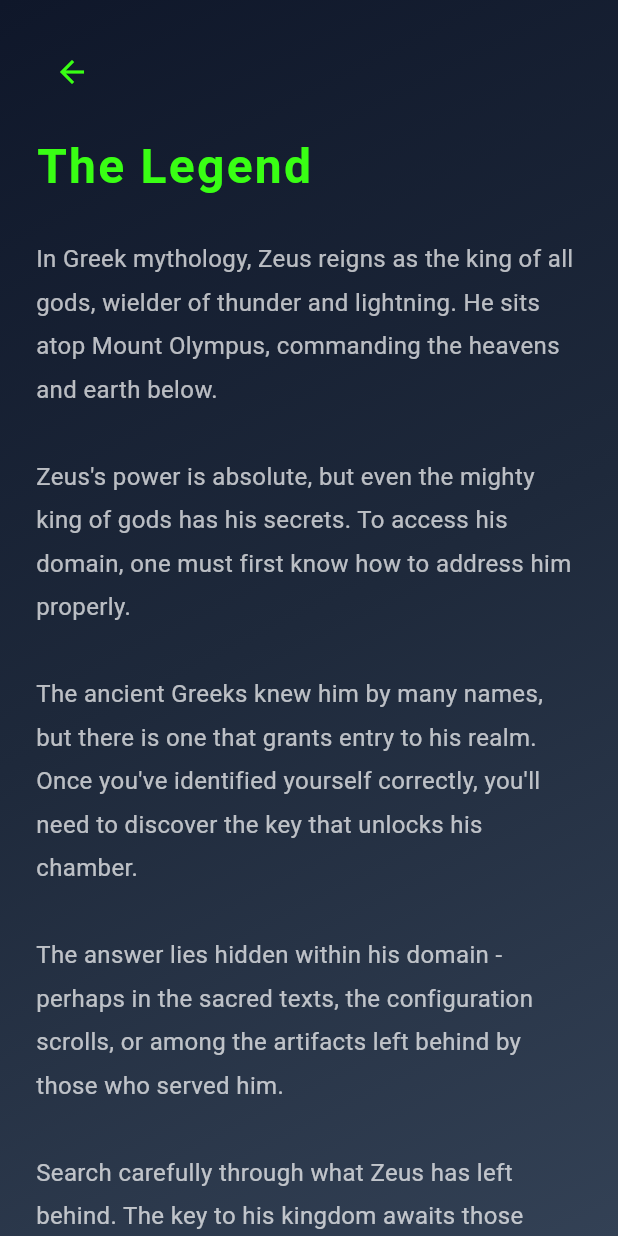
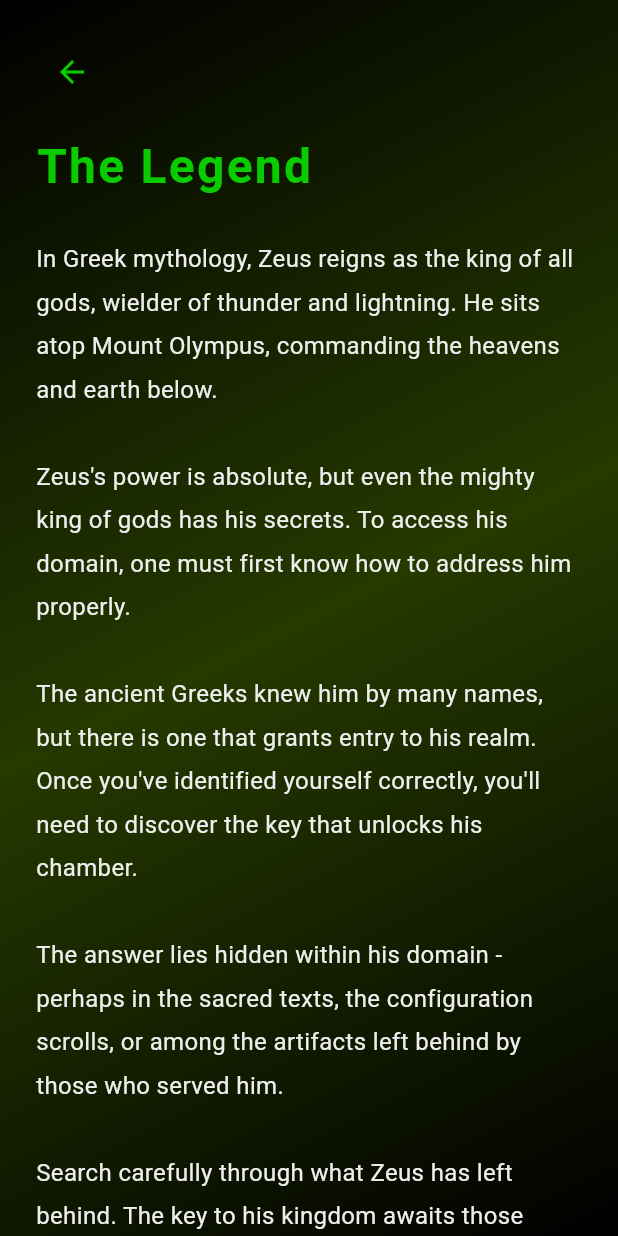
Before and after one commit to kavix/perseus, a Flutter app: the screen it shows after launch, after a tap on "Read the Legend", on a phone screen of 412 x 824 dp. Run offline on Flutter 3.47's test engine with Material 3 defaults, Android fonts, the phone set to English and light mode, and no system bars; our stand-ins replace sqflite; accounts and stored records are empty.

Commit message:
Update main.dart

```diff
--- a/lib/main.dart
+++ b/lib/main.dart
@@ -28,10 +28,18 @@ class MyApp extends StatelessWidget {
       title: 'MEDUSA CTF',
       debugShowCheckedModeBanner: false,
       theme: ThemeData(
-        colorScheme: ColorScheme.fromSeed(
-          seedColor: const Color(0xFF39FF14), // Neon green
+        colorScheme: const ColorScheme(
           brightness: Brightness.dark,
+          primary: Color(0xFF08CB00),
+          onPrimary: Color(0xFF000000),
+          secondary: Color(0xFF253900),
+          onSecondary: Color(0xFFEEEEEE),
+          error: Colors.red,
+          onError: Color(0xFF000000),
+          surface: Color(0xFF000000),
+          onSurface: Color(0xFFEEEEEE),
         ),
+        scaffoldBackgroundColor: const Color(0xFF000000),
         useMaterial3: true,
       ),
       home: const LoginPage(),
@@ -185,9 +193,9 @@ class _LoginPageState extends State<LoginPage> with TickerProviderStateMixin {
             begin: Alignment.topLeft,
             end: Alignment.bottomRight,
             colors: [
-              Color(0xFF0F172A),
-              Color(0xFF1E293B),
-              Color(0xFF334155),
+              Color(0xFF000000),
+              Color(0xFF253900),
+              Color(0xFF000000),
             ],
           ),
         ),
@@ -217,7 +225,7 @@ class _LoginPageState extends State<LoginPage> with TickerProviderStateMixin {
                             decoration: BoxDecoration(
                               boxShadow: [
                                 BoxShadow(
-                                  color: const Color(0xFF39FF14).withValues(alpha: (_glowAnimation.value * 0.5).clamp(0,1)),
+                                  color: const Color(0xFF08CB00).withValues(alpha: (_glowAnimation.value * 0.5).clamp(0,1)),
                                   blurRadius: 30,
                                   spreadRadius: 10,
                                 ),
@@ -246,7 +254,7 @@ class _LoginPageState extends State<LoginPage> with TickerProviderStateMixin {
                       style: TextStyle(
                         fontSize: 28,
                         fontWeight: FontWeight.bold,
-                        color: Color(0xFF39FF14),
+                        color: Color(0xFF08CB00),
                         letterSpacing: 1.5,
                       ),
                       textAlign: TextAlign.center,
@@ -259,7 +267,7 @@ class _LoginPageState extends State<LoginPage> with TickerProviderStateMixin {
                       'In ancient myth, Medusa\'s gaze turned warriors to stone.\nOnly the worthy may pass...',
                       style: TextStyle(
                         fontSize: 14,
-                        color: Colors.white70,
+                        color: Color(0xFFEEEEEE),
                         height: 1.5,
                       ),
                       textAlign: TextAlign.center,
@@ -278,7 +286,7 @@ class _LoginPageState extends State<LoginPage> with TickerProviderStateMixin {
                       child: const Text(
                         'Read the Legend',
                         style: TextStyle(
-                          color: Color(0xFF39FF14),
+                          color: Color(0xFF08CB00),
                           decoration: TextDecoration.underline,
                         ),
                       ),
@@ -296,18 +304,18 @@ class _LoginPageState extends State<LoginPage> with TickerProviderStateMixin {
                           TextFormField(
                             controller: _usernameController,
                             textInputAction: TextInputAction.next,
-                            style: const TextStyle(color: Colors.white),
+                            style: const TextStyle(color: Color(0xFFEEEEEE)),
                             decoration: InputDecoration(
                               labelText: 'Divine Name',
                               hintText: 'Enter your immortal name...',
                               hintStyle: const TextStyle(color: Colors.white30),
-                              labelStyle: const TextStyle(color: Color(0xFF39FF14)),
+                              labelStyle: const TextStyle(color: Color(0xFF08CB00)),
                               enabledBorder: OutlineInputBorder(
-                                borderSide: const BorderSide(color: Color(0xFF39FF14)),
+                                borderSide: const BorderSide(color: Color(0xFF08CB00)),
                                 borderRadius: BorderRadius.circular(8),
                               ),
                               focusedBorder: OutlineInputBorder(
-                                borderSide: const BorderSide(color: Color(0xFF39FF14), width: 2),
+                                borderSide: const BorderSide(color: Color(0xFF08CB00), width: 2),
                                 borderRadius: BorderRadius.circular(8),
                               ),
                               errorBorder: OutlineInputBorder(
@@ -318,7 +326,7 @@ class _LoginPageState extends State<LoginPage> with TickerProviderStateMixin {
                                 borderSide: const BorderSide(color: Colors.red, width: 2),
                                 borderRadius: BorderRadius.circular(8),
                               ),
-                              prefixIcon: const Icon(Icons.person, color: Color(0xFF39FF14)),
+                              prefixIcon: const Icon(Icons.person, color: Color(0xFF08CB00)),
                             ),
                             autofillHints: const [AutofillHints.username],
                             onFieldSubmitted: (_) => FocusScope.of(context).nextFocus(),
@@ -337,18 +345,18 @@ class _LoginPageState extends State<LoginPage> with TickerProviderStateMixin {
                             controller: _passwordController,
                             obscureText: _obscurePassword,
                             textInputAction: TextInputAction.done,
-                            style: const TextStyle(color: Colors.white),
+                            style: const TextStyle(color: Color(0xFFEEEEEE)),
                             decoration: InputDecoration(
                               labelText: 'Sacred Key',
                               hintText: 'Speak your secret words...',
                               hintStyle: const TextStyle(color: Colors.white30),
-                              labelStyle: const TextStyle(color: Color(0xFF39FF14)),
+                              labelStyle: const TextStyle(color: Color(0xFF08CB00)),
                               enabledBorder: OutlineInputBorder(
-                                borderSide: const BorderSide(color: Color(0xFF39FF14)),
+                                borderSide: const BorderSide(color: Color(0xFF08CB00)),
                                 borderRadius: BorderRadius.circular(8),
                               ),
                               focusedBorder: OutlineInputBorder(
-                                borderSide: const BorderSide(color: Color(0xFF39FF14), width: 2),
+                                borderSide: const BorderSide(color: Color(0xFF08CB00), width: 2),
                                 borderRadius: BorderRadius.circular(8),
                               ),
                               errorBorder: OutlineInputBorder(
@@ -359,12 +367,12 @@ class _LoginPageState extends State<LoginPage> with TickerProviderStateMixin {
                                 borderSide: const BorderSide(color: Colors.red, width: 2),
                                 borderRadius: BorderRadius.circular(8),
                               ),
-                              prefixIcon: const Icon(Icons.lock, color: Color(0xFF39FF14)),
+                              prefixIcon: const Icon(Icons.lock, color: Color(0xFF08CB00)),
                               suffixIcon: IconButton(
                                 onPressed: () => setState(() => _obscurePassword = !_obscurePassword),
                                 icon: Icon(
                                   _obscurePassword ? Icons.visibility : Icons.visibility_off,
-                                  color: const Color(0xFF39FF14),
+                                  color: const Color(0xFF08CB00),
                                 ),
                                 tooltip: _obscurePassword ? 'Show key' : 'Hide key',
                               ),
@@ -404,7 +412,7 @@ class _LoginPageState extends State<LoginPage> with TickerProviderStateMixin {
                               },
                               child: const Text(
                                 'Forgot the Sacred Key?',
-                                style: TextStyle(color: Color(0xFF39FF14)),
+                                style: TextStyle(color: Color(0xFF08CB00)),
                               ),
                             ),
                           ),
@@ -452,14 +460,14 @@ class _LoginPageState extends State<LoginPage> with TickerProviderStateMixin {
                                 gradient: LinearGradient(
                                   colors: _isLoading
                                       ? [Colors.grey, Colors.grey.shade800]
-                                      : [const Color(0xFF39FF14), const Color(0xFF2ECC11)],
+                                      : [const Color(0xFF08CB00), const Color(0xFF253900)],
                                 ),
                                 borderRadius: BorderRadius.circular(8),
                                 boxShadow: [
                                   BoxShadow(
                                     color: _isLoading
                                         ? Colors.transparent
-                                        : const Color(0xFF39FF14).withValues(alpha: 0.3),
+                                        : const Color(0xFF08CB00).withValues(alpha: 0.3),
                                     blurRadius: 10,
                                     spreadRadius: 2,
                                   ),
@@ -479,7 +487,7 @@ class _LoginPageState extends State<LoginPage> with TickerProviderStateMixin {
                                         width: 24,
                                         height: 24,
                                         child: CircularProgressIndicator(
-                                          color: Colors.white,
+                                          color: Color(0xFFEEEEEE),
                                           strokeWidth: 2,
                                         ),
                                       )
@@ -488,7 +496,7 @@ class _LoginPageState extends State<LoginPage> with TickerProviderStateMixin {
                                         style: TextStyle(
                                           fontSize: 16,
                                           fontWeight: FontWeight.bold,
-                                          color: Colors.black,
+                                          color: Color(0xFF000000),
                                           letterSpacing: 1.2,
                                         ),
                                       ),
@@ -561,9 +569,9 @@ class _FlagPageState extends State<FlagPage> with SingleTickerProviderStateMixin
             begin: Alignment.topLeft,
             end: Alignment.bottomRight,
             colors: [
-              Color(0xFF0F172A),
-              Color(0xFF1E293B),
-              Color(0xFF334155),
+              Color(0xFF000000),
+              Color(0xFF253900),
+              Color(0xFF000000),
             ],
           ),
         ),
@@ -585,10 +593,10 @@ class _FlagPageState extends State<FlagPage> with SingleTickerProviderStateMixin
                             height: 120,
                             decoration: BoxDecoration(
                               shape: BoxShape.circle,
-                              color: const Color(0xFF39FF14).withValues(alpha: 0.2),
+                              color: const Color(0xFF08CB00).withValues(alpha: 0.25),
                               boxShadow: [
                                 BoxShadow(
-                                  color: const Color(0xFF39FF14).withValues(alpha: 0.5),
+                                  color: const Color(0xFF08CB00).withValues(alpha: 0.55),
                                   blurRadius: 30,
                                   spreadRadius: 10,
                                 ),
@@ -597,7 +605,7 @@ class _FlagPageState extends State<FlagPage> with SingleTickerProviderStateMixin
                             child: const Icon(
                               Icons.check,
                               size: 80,
-                              color: Color(0xFF39FF14),
+                              color: Color(0xFF08CB00),
                             ),
                           ),
                         ),
@@ -611,7 +619,7 @@ class _FlagPageState extends State<FlagPage> with SingleTickerProviderStateMixin
                                 style: TextStyle(
                                   fontSize: 32,
                                   fontWeight: FontWeight.bold,
-                                  color: Color(0xFF39FF14),
+                                  color: Color(0xFF08CB00),
                                   letterSpacing: 1.5,
                                 ),
                               ),
@@ -620,7 +628,7 @@ class _FlagPageState extends State<FlagPage> with SingleTickerProviderStateMixin
                                 'The immortals have spoken. You are worthy...',
                                 style: TextStyle(
                                   fontSize: 16,
-                                  color: Colors.white70,
+                                  color: Color(0xFFEEEEEE),
                                   fontStyle: FontStyle.italic,
                                 ),
                                 textAlign: TextAlign.center,
@@ -632,12 +640,12 @@ class _FlagPageState extends State<FlagPage> with SingleTickerProviderStateMixin
                                   color: const Color.fromRGBO(0, 0, 0, 0.5),
                                   borderRadius: BorderRadius.circular(12),
                                   border: Border.all(
-                                    color: const Color(0xFF39FF14),
+                                    color: const Color(0xFF08CB00),
                                     width: 2,
                                   ),
                                   boxShadow: [
                                     BoxShadow(
-                                      color: const Color(0xFF39FF14).withValues(alpha: 0.3),
+                                      color: const Color(0xFF08CB00).withValues(alpha: 0.3),
                                       blurRadius: 20,
                                       spreadRadius: 2,
                                     ),
@@ -649,7 +657,7 @@ class _FlagPageState extends State<FlagPage> with SingleTickerProviderStateMixin
                                       'DIVINE DECREE:',
                                       style: TextStyle(
                                         fontSize: 14,
-                                        color: Color(0xFF39FF14),
+                                        color: Color(0xFF08CB00),
                                         letterSpacing: 2,
                                         fontWeight: FontWeight.bold,
                                       ),
@@ -660,7 +668,7 @@ class _FlagPageState extends State<FlagPage> with SingleTickerProviderStateMixin
                                       style: const TextStyle(
                                         fontSize: 20,
                                         fontFamily: 'Courier',
-                                        color: Colors.white,
+                                        color: Color(0xFFEEEEEE),
                                         fontWeight: FontWeight.bold,
                                       ),
                                       textAlign: TextAlign.center,
@@ -679,8 +687,8 @@ class _FlagPageState extends State<FlagPage> with SingleTickerProviderStateMixin
                                       icon: const Icon(Icons.copy),
                                       label: const Text('Copy Flag'),
                                       style: OutlinedButton.styleFrom(
-                                        foregroundColor: const Color(0xFF39FF14),
-                                        side: const BorderSide(color: Color(0xFF39FF14)),
+                                        foregroundColor: const Color(0xFF08CB00),
+                                        side: const BorderSide(color: Color(0xFF08CB00)),
                                       ),
                                     ),
                                   ],
@@ -694,8 +702,8 @@ class _FlagPageState extends State<FlagPage> with SingleTickerProviderStateMixin
                                 icon: const Icon(Icons.arrow_back),
                                 label: const Text('Return to Mortal Realm'),
                                 style: OutlinedButton.styleFrom(
-                                  foregroundColor: const Color(0xFF39FF14),
-                                  side: const BorderSide(color: Color(0xFF39FF14)),
+                                  foregroundColor: const Color(0xFF08CB00),
+                                  side: const BorderSide(color: Color(0xFF08CB00)),
                                   padding: const EdgeInsets.symmetric(
                                     horizontal: 24,
                                     vertical: 12,
@@ -737,9 +745,9 @@ class StoryPage extends StatelessWidget {
             begin: Alignment.topLeft,
             end: Alignment.bottomRight,
             colors: [
-              Color(0xFF0F172A),
-              Color(0xFF1E293B),
-              Color(0xFF334155),
+              Color(0xFF000000),
+              Color(0xFF253900),
+              Color(0xFF000000),
             ],
           ),
         ),
@@ -758,7 +766,7 @@ class StoryPage extends StatelessWidget {
                     Navigator.of(context).pop();
                   },
                   icon: const Icon(Icons.arrow_back),
-                  color: const Color(0xFF39FF14),
+                  color: const Color(0xFF08CB00),
                 ),
 
                 const SizedBox(height: 16),
@@ -769,7 +777,7 @@ class StoryPage extends StatelessWidget {
                   style: TextStyle(
                     fontSize: 32,
                     fontWeight: FontWeight.bold,
-                    color: Color(0xFF39FF14),
+                    color: Color(0xFF08CB00),
                     letterSpacing: 1.5,
                   ),
                 ),
@@ -791,7 +799,7 @@ class StoryPage extends StatelessWidget {
                   'Can you gain access to the throne of Olympus?',
                   style: TextStyle(
                     fontSize: 16,
-                    color: Colors.white70,
+                    color: Color(0xFFEEEEEE),
                     height: 1.8,
                   ),
                 ),
@@ -802,14 +810,14 @@ class StoryPage extends StatelessWidget {
                   child: Container(
                     padding: const EdgeInsets.all(16),
                     decoration: BoxDecoration(
-                      border: Border.all(color: Color(0xFF39FF14)),
+                      border: Border.all(color: Color(0xFF08CB00)),
                       borderRadius: BorderRadius.circular(8),
                     ),
                     child: const Text(
                       'MEDUSA 2.0\n',
                       style: TextStyle(
                         fontSize: 14,
-                        color: Color(0xFF39FF14),
+                        color: Color(0xFF08CB00),
                         fontWeight: FontWeight.bold,
                         letterSpacing: 1.2,
                       ),
```
